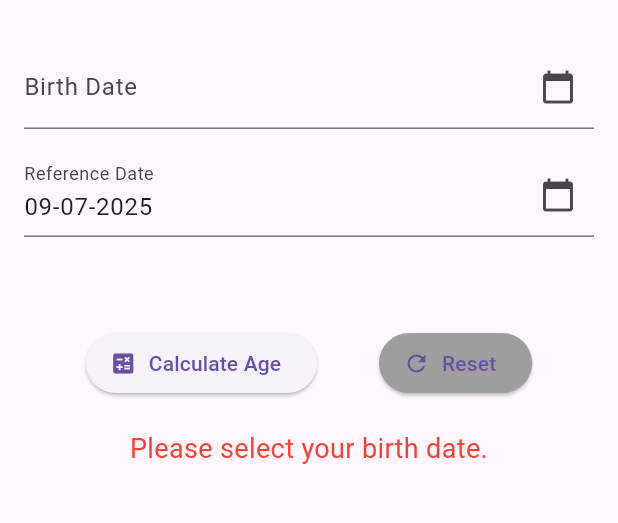
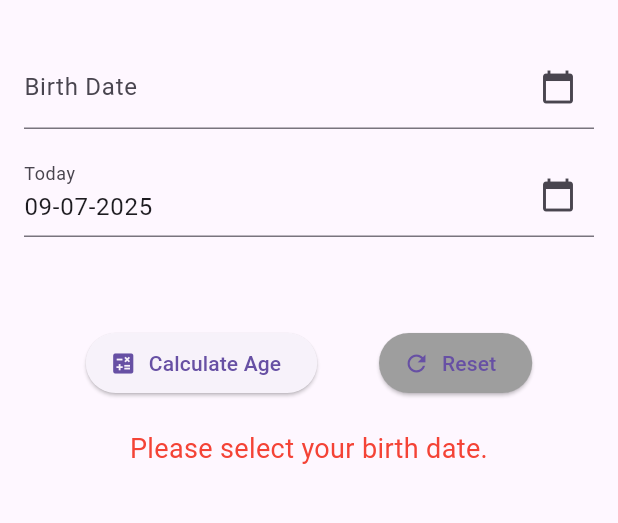
Before and after one commit to thongya/hplayer, a Flutter app: the screen it shows after launch, on a phone screen of 412 x 824 dp, the part 63-586 px from its top. Run offline on Flutter 3.47's test engine with Material 3 defaults, Android fonts, the phone set to English and light mode, and no system bars; our stand-ins replace csv, just_audio, pdf, printing, share_plus, shared_preferences and 1 more; accounts and stored records are empty.

Commit message:
Added today text

```diff
--- a/age_calculator/lib/main.dart
+++ b/age_calculator/lib/main.dart
@@ -454,7 +454,7 @@ $upcomingBirthdaysText
               TextFormField(
                 controller: _referenceDateController,
                 decoration: InputDecoration(
-                  labelText: 'Reference Date',
+                  labelText: 'Today',
                   suffixIcon: IconButton(
                     icon: const Icon(Icons.calendar_today),
                     onPressed: () => _pickReferenceDate(context),
```
